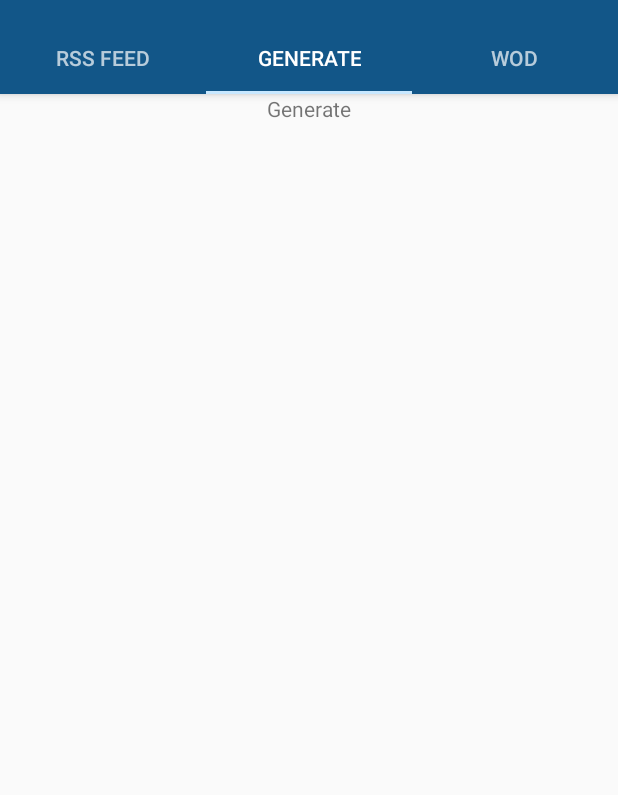
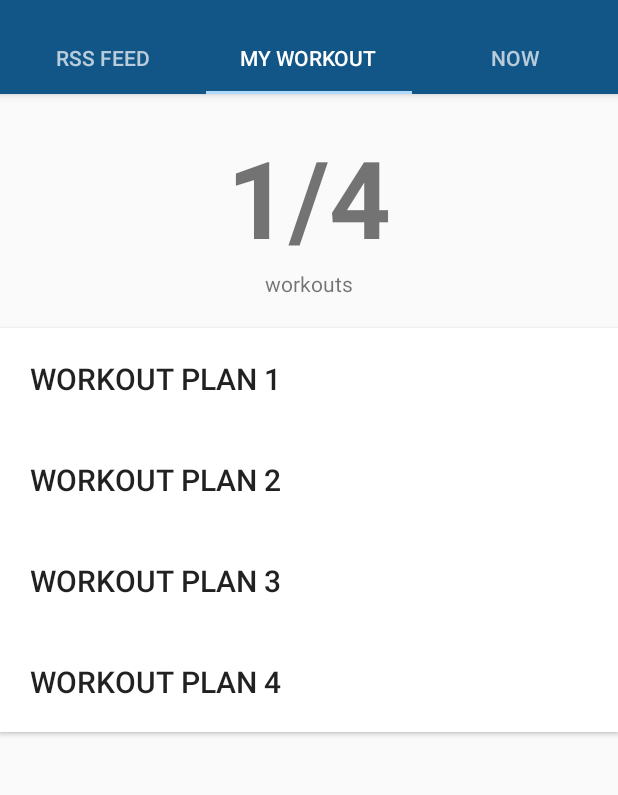
Before and after one commit to romheredia/NowFitnessUI, an Android app: the MainActivity screen opened directly, with no data from a screen before it, tab 2 chosen, on a phone screen of 412 x 824 dp, the part 62-857 px from its top. Run offline under Robolectric (Android 15) with nearby library versions, the phone set to English and light mode, and no system bars.

Commit message:
Now Fitness UI

```diff
--- a/app/src/main/java/com/now/fitness/nowfitnessui/GenerateFragment.java
+++ b/app/src/main/java/com/now/fitness/nowfitnessui/GenerateFragment.java
@@ -1,13 +1,19 @@
 package com.now.fitness.nowfitnessui;
 
+import android.content.Context;
+import android.content.Intent;
 import android.os.Bundle;
 import android.support.v4.app.Fragment;
 import android.view.LayoutInflater;
 import android.view.View;
 import android.view.ViewGroup;
+import android.widget.Button;
 
 
 public class GenerateFragment extends Fragment {
+
+    private Context context;
+    private Button button;
 
     public GenerateFragment() {
         // Required empty public constructor
@@ -22,6 +28,24 @@ public class GenerateFragment extends Fragment {
     public View onCreateView(LayoutInflater inflater, ViewGroup container,
                              Bundle savedInstanceState) {
         // Inflate the layout for this fragment
+        View view = inflater.inflate(R.layout.fragment_generate, container, false);
+        context = view.getContext();
+
+        button = (Button) view.findViewById(R.id.button);
+        button.setOnClickListener(new View.OnClickListener(){
+            @Override
+            public void onClick(View view) {
+                startActivity(new Intent(context, MyWorkoutActivity.class));
+            }
+        });
+
+
         return inflater.inflate(R.layout.fragment_generate, container, false);
     }
+
+//    public void onClick_Button(View view) {
+//        startActivity(new Intent(getActivity(), MyWorkoutActivity.class));
+//    }
+
+
 }
--- a/app/src/main/java/com/now/fitness/nowfitnessui/MainActivity.java
+++ b/app/src/main/java/com/now/fitness/nowfitnessui/MainActivity.java
@@ -42,8 +42,8 @@ public class MainActivity extends AppCompatActivity {
     private void setupViewPager(ViewPager viewPager) {
         ViewPagerAdapter adapter = new ViewPagerAdapter(getSupportFragmentManager());
         adapter.addFragment(new RSSFeedFragment(), "RSS Feed");
-        adapter.addFragment(new GenerateFragment(), "Generate");
-        adapter.addFragment(new WODFragment(), "WOD");
+        adapter.addFragment(new GenerateFragment(), "My Workout");
+        adapter.addFragment(new WODFragment(), "NOW");
         viewPager.setAdapter(adapter);
     }
 
--- a/app/src/main/java/com/now/fitness/nowfitnessui/SplashActivity.java
+++ b/app/src/main/java/com/now/fitness/nowfitnessui/SplashActivity.java
@@ -9,11 +9,13 @@ import android.support.v7.app.AppCompatActivity;
 import android.support.v7.widget.Toolbar;
 import android.util.Log;
 import android.view.View;
+import android.view.Window;
 
 public class SplashActivity extends AppCompatActivity {
 
     //Splash Screen Timer
     private static int SPLASH_TIMER = 2000;
+
 
     @Override
     protected void onCreate(Bundle savedInstanceState) {
--- a/app/src/main/res/layout/activity_user_profile.xml
+++ b/app/src/main/res/layout/activity_user_profile.xml
@@ -24,8 +24,7 @@
         android:layout_height="wrap_content"
         android:orientation="vertical"
         android:layout_centerInParent="true"
-        android:layout_marginRight="20dp"
-        android:layout_marginLeft="20dp">
+        android:padding="@dimen/layout_padding">
 
         <TextView
             android:id="@+id/textViewFirstName"
--- a/app/src/main/res/layout/fragment_generate.xml
+++ b/app/src/main/res/layout/fragment_generate.xml
@@ -1,14 +1,73 @@
-<RelativeLayout xmlns:android="http://schemas.android.com/apk/res/android"
+<LinearLayout xmlns:android="http://schemas.android.com/apk/res/android"
     xmlns:tools="http://schemas.android.com/tools"
     android:layout_width="match_parent"
     android:layout_height="match_parent"
+    android:orientation="vertical"
+    android:layout_centerVertical="true"
     tools:context="com.now.fitness.nowfitnessui.GenerateFragment">
 
     <!-- TODO: Update blank fragment layout -->
     <TextView
-        android:layout_width="wrap_content"
+        android:id="@+id/workout_counter"
+        android:layout_width="match_parent"
         android:layout_height="wrap_content"
-        android:layout_centerHorizontal="true"
-        android:text="@string/fragment_generate" />
+        android:textAlignment="center"
+        android:text="@string/myworkout_counter"
+        android:layout_marginTop="20dp"
+        android:textSize="72dp"
+        android:textStyle="bold" />
 
-</RelativeLayout>
+    <TextView
+        android:id="@+id/workout_counter_label"
+        android:layout_width="match_parent"
+        android:layout_height="wrap_content"
+        android:textAlignment="center"
+        android:layout_marginBottom="20dp"
+        android:text="workouts"/>
+
+    <Button
+        android:id="@+id/button"
+        android:layout_width="match_parent"
+        android:layout_height="wrap_content"
+        android:layout_gravity="start"
+        android:padding="20dp"
+        android:background="@color/colorWhite"
+        android:text="Workout Plan 1"
+        android:textAlignment="textStart"
+        android:textSize="20dp" />
+
+    <Button
+        android:id="@+id/button2"
+        android:layout_width="match_parent"
+        android:layout_height="wrap_content"
+        android:layout_gravity="start"
+        android:background="@color/colorWhite"
+        android:padding="20dp"
+        android:text="Workout Plan 2"
+        android:textAlignment="textStart"
+        android:textSize="20dp" />
+
+    <Button
+        android:id="@+id/button3"
+        android:layout_width="match_parent"
+        android:layout_height="wrap_content"
+        android:layout_gravity="start"
+        android:background="@color/colorWhite"
+        android:padding="20dp"
+        android:text="Workout Plan 3"
+        android:textAlignment="textStart"
+        android:textSize="20dp" />
+
+    <Button
+        android:id="@+id/button4"
+        android:layout_width="match_parent"
+        android:layout_height="wrap_content"
+        android:layout_gravity="start"
+        android:background="@color/colorWhite"
+        android:padding="20dp"
+        android:text="Workout Plan 4"
+        android:textAlignment="textStart"
+        android:textSize="20dp" />
+
+
+</LinearLayout>
--- a/app/src/main/res/values/colors.xml
+++ b/app/src/main/res/values/colors.xml
@@ -2,7 +2,7 @@
 <resources>
     <color name="colorPrimary">#125688</color>
     <color name="colorPrimaryDark">#125688</color>
-    <color name="colorAccent">#c8e8ff</color>
+    <color name="colorAccent">#b1d8f9</color>
     <color name="textColorPrimary">#FFFFFF</color>
     <color name="windowBackground">#FFFFFF</color>
     <color name="navigationBarColor">#000000</color>
--- a/app/src/main/res/values/dimens.xml
+++ b/app/src/main/res/values/dimens.xml
@@ -3,6 +3,8 @@
     <!-- Default screen margins, per the Android Design guidelines. -->
     <dimen name="activity_horizontal_margin">16dp</dimen>
     <dimen name="activity_vertical_margin">16dp</dimen>
+    <dimen name="layout_padding">16dp</dimen>
+    <dimen name="menu_item_padding">4dp</dimen>
     <dimen name="tab_max_width">264dp</dimen>
     <dimen name="tab_padding_bottom">16dp</dimen>
     <dimen name="tab_label">14sp</dimen>
--- a/app/src/main/res/values/strings.xml
+++ b/app/src/main/res/values/strings.xml
@@ -9,7 +9,9 @@
     <string name="action_user_profile">User Profile</string>
 
     <string name="fragment_rssfeed">RSS FEED</string>
-    <string name="fragment_generate">Generate</string>
-    <string name="fragment_wod">WOD</string>
+    <string name="fragment_generate">My Workout</string>
+    <string name="fragment_wod">NOW</string>
+
+    <string name="myworkout_counter">1/4</string>
 
 </resources>
--- a/app/src/main/res/values/styles.xml
+++ b/app/src/main/res/values/styles.xml
@@ -1,8 +1,6 @@
 <resources>
 
-    <style name="NowTheme" parent="NowTheme.Base">
-
-    </style>
+    <style name="NowTheme" parent="NowTheme.Base" />
 
     <style name="NowTheme.Base" parent="Theme.AppCompat.Light.DarkActionBar">
         <item name="windowNoTitle">true</item>
@@ -13,7 +11,6 @@
     </style>
 
     <style name="NowTheme.AppBarOverlay" parent="ThemeOverlay.AppCompat.Dark.ActionBar" />
-
     <style name="NowTheme.PopupOverlay" parent="ThemeOverlay.AppCompat.Light" />
 
 </resources>
--- a/build.gradle
+++ b/build.gradle
@@ -5,7 +5,7 @@ buildscript {
         jcenter()
     }
     dependencies {
-        classpath 'com.android.tools.build:gradle:2.3.1'
+        classpath 'com.android.tools.build:gradle:2.3.2'
 
         // NOTE: Do not place your application dependencies here; they belong
         // in the individual module build.gradle files
```
Also changed, not shown: app/src/main/AndroidManifest.xml (+5 -6 lines), app/src/main/java/com/now/fitness/nowfitnessui/MyWorkoutActivity.java (added, +13 -0 lines), app/src/main/res/layout/activity_my_workout.xml (added, +54 -0 lines), app/src/main/res/layout/activity_splash.xml (+3 -10 lines).
